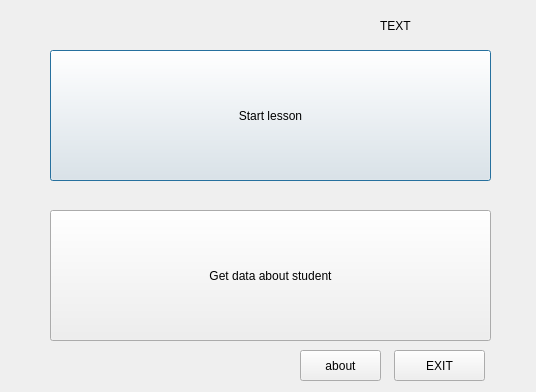
Old version of the form QTcreator/Diary/diary_menu.ui in the repository albaSANDROS/DIPLOMA-PROJECT.-Multi-user-client-server-application-e-journal.
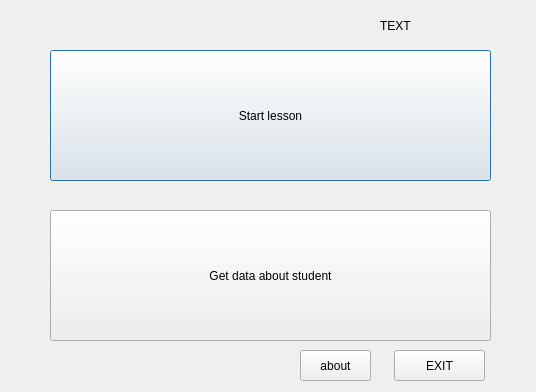
New version of the form.

What changed in the file:
```diff
--- a/QTcreator/Diary/diary_menu.ui
+++ b/QTcreator/Diary/diary_menu.ui
@@ -57,7 +57,7 @@
     <rect>
      <x>300</x>
      <y>350</y>
-     <width>81</width>
+     <width>71</width>
      <height>31</height>
     </rect>
    </property>
```
